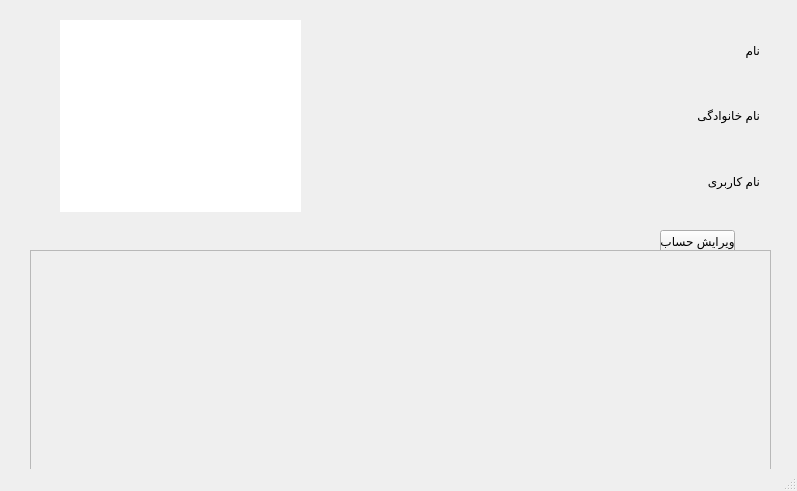
This is University-resource-management/userpanel.ui in M-JavadHeydarpour/University-resource-management as Qt 5 draws it before an edit. The edited form follows.
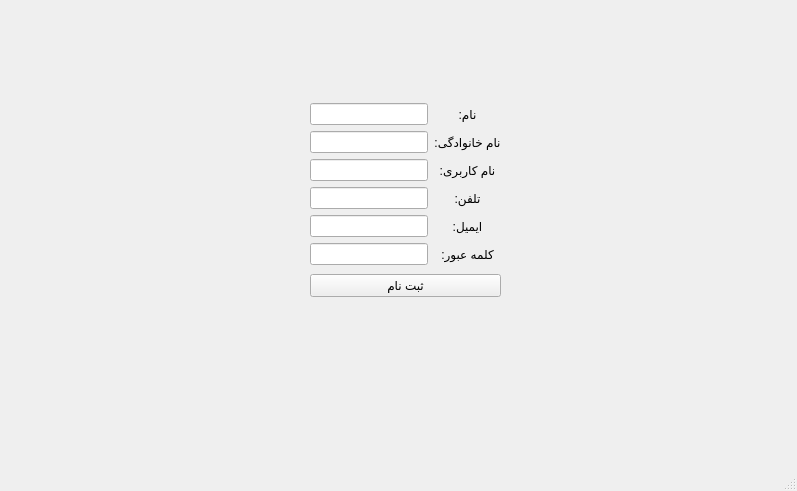
This is the edited form. The open tabs and pages were chosen to show the change. Icons and pictures are not drawn.

Commit message: expert panel added

The edit to the form file:
```diff
--- a/University-resource-management/userpanel.ui
+++ b/University-resource-management/userpanel.ui
@@ -10,6 +10,18 @@
     <height>491</height>
    </rect>
   </property>
+  <property name="minimumSize">
+   <size>
+    <width>797</width>
+    <height>491</height>
+   </size>
+  </property>
+  <property name="maximumSize">
+   <size>
+    <width>797</width>
+    <height>491</height>
+   </size>
+  </property>
   <property name="windowTitle">
    <string>MainWindow</string>
   </property>
@@ -20,7 +32,7 @@
       <x>30</x>
       <y>10</y>
       <width>741</width>
-      <height>531</height>
+      <height>431</height>
      </rect>
     </property>
     <property name="layoutDirection">
@@ -93,7 +105,7 @@
        <enum>Qt::Horizontal</enum>
       </property>
      </widget>
-     <widget class="QPushButton" name="pushButton">
+     <widget class="QPushButton" name="PB_editprof">
       <property name="geometry">
        <rect>
         <x>630</x>
@@ -112,7 +124,7 @@
         <x>0</x>
         <y>240</y>
         <width>741</width>
-        <height>241</height>
+        <height>141</height>
        </rect>
       </property>
       <property name="widgetResizable">
@@ -124,7 +136,7 @@
          <x>0</x>
          <y>0</y>
          <width>739</width>
-         <height>239</height>
+         <height>139</height>
         </rect>
        </property>
        <widget class="QWidget" name="verticalLayoutWidget_2">
@@ -154,6 +166,159 @@
       </property>
      </widget>
     </widget>
+    <widget class="QWidget" name="editprof">
+     <widget class="QStackedWidget" name="edit">
+      <property name="geometry">
+       <rect>
+        <x>80</x>
+        <y>40</y>
+        <width>601</width>
+        <height>351</height>
+       </rect>
+      </property>
+      <property name="currentIndex">
+       <number>0</number>
+      </property>
+      <widget class="QWidget" name="login">
+       <widget class="QWidget" name="verticalLayoutWidget_10">
+        <property name="geometry">
+         <rect>
+          <x>210</x>
+          <y>150</y>
+          <width>160</width>
+          <height>80</height>
+         </rect>
+        </property>
+        <layout class="QVBoxLayout" name="verticalLayout_8">
+         <item>
+          <layout class="QHBoxLayout" name="horizontalLayout_6">
+           <item>
+            <widget class="QLabel" name="label_15">
+             <property name="text">
+              <string>رمز عبور:</string>
+             </property>
+            </widget>
+           </item>
+           <item>
+            <widget class="QLineEdit" name="lineEdit"/>
+           </item>
+          </layout>
+         </item>
+         <item>
+          <widget class="QPushButton" name="pushButton">
+           <property name="text">
+            <string>ورود</string>
+           </property>
+          </widget>
+         </item>
+        </layout>
+       </widget>
+      </widget>
+      <widget class="QWidget" name="page_5">
+       <widget class="QWidget" name="verticalLayoutWidget_11">
+        <property name="geometry">
+         <rect>
+          <x>200</x>
+          <y>50</y>
+          <width>191</width>
+          <height>201</height>
+         </rect>
+        </property>
+        <layout class="QVBoxLayout" name="verticalLayout_9">
+         <item>
+          <layout class="QGridLayout" name="gridLayout_3">
+           <item row="5" column="0">
+            <widget class="QLabel" name="label_16">
+             <property name="text">
+              <string>کلمه عبور:</string>
+             </property>
+             <property name="alignment">
+              <set>Qt::AlignCenter</set>
+             </property>
+            </widget>
+           </item>
+           <item row="3" column="0">
+            <widget class="QLabel" name="label_17">
+             <property name="text">
+              <string>تلفن:</string>
+             </property>
+             <property name="alignment">
+              <set>Qt::AlignCenter</set>
+             </property>
+            </widget>
+           </item>
+           <item row="0" column="0">
+            <widget class="QLabel" name="label_18">
+             <property name="text">
+              <string>نام:</string>
+             </property>
+             <property name="alignment">
+              <set>Qt::AlignCenter</set>
+             </property>
+            </widget>
+           </item>
+           <item row="4" column="1">
+            <widget class="QLineEdit" name="LE_email"/>
+           </item>
+           <item row="2" column="0">
+            <widget class="QLabel" name="label_19">
+             <property name="text">
+              <string>نام کاربری:</string>
+             </property>
+             <property name="alignment">
+              <set>Qt::AlignCenter</set>
+             </property>
+            </widget>
+           </item>
+           <item row="2" column="1">
+            <widget class="QLineEdit" name="LE_user_2"/>
+           </item>
+           <item row="1" column="1">
+            <widget class="QLineEdit" name="LE_family"/>
+           </item>
+           <item row="0" column="1">
+            <widget class="QLineEdit" name="LE_name"/>
+           </item>
+           <item row="4" column="0">
+            <widget class="QLabel" name="label_20">
+             <property name="text">
+              <string>ایمیل:</string>
+             </property>
+             <property name="alignment">
+              <set>Qt::AlignCenter</set>
+             </property>
+            </widget>
+           </item>
+           <item row="1" column="0">
+            <widget class="QLabel" name="label_21">
+             <property name="text">
+              <string>نام خانوادگی:</string>
+             </property>
+             <property name="alignment">
+              <set>Qt::AlignCenter</set>
+             </property>
+            </widget>
+           </item>
+           <item row="3" column="1">
+            <widget class="QLineEdit" name="LE_phone"/>
+           </item>
+           <item row="5" column="1">
+            <widget class="QLineEdit" name="LE_pass_2"/>
+           </item>
+          </layout>
+         </item>
+         <item>
+          <widget class="QPushButton" name="pushButton_8">
+           <property name="text">
+            <string>ثبت نام</string>
+           </property>
+          </widget>
+         </item>
+        </layout>
+       </widget>
+      </widget>
+     </widget>
+    </widget>
     <widget class="QWidget" name="set_req">
      <property name="layoutDirection">
       <enum>Qt::RightToLeft</enum>
```
Left out of the diff: 61 changed lines with no effect on the pictures. The commit also changes 4 other files.
